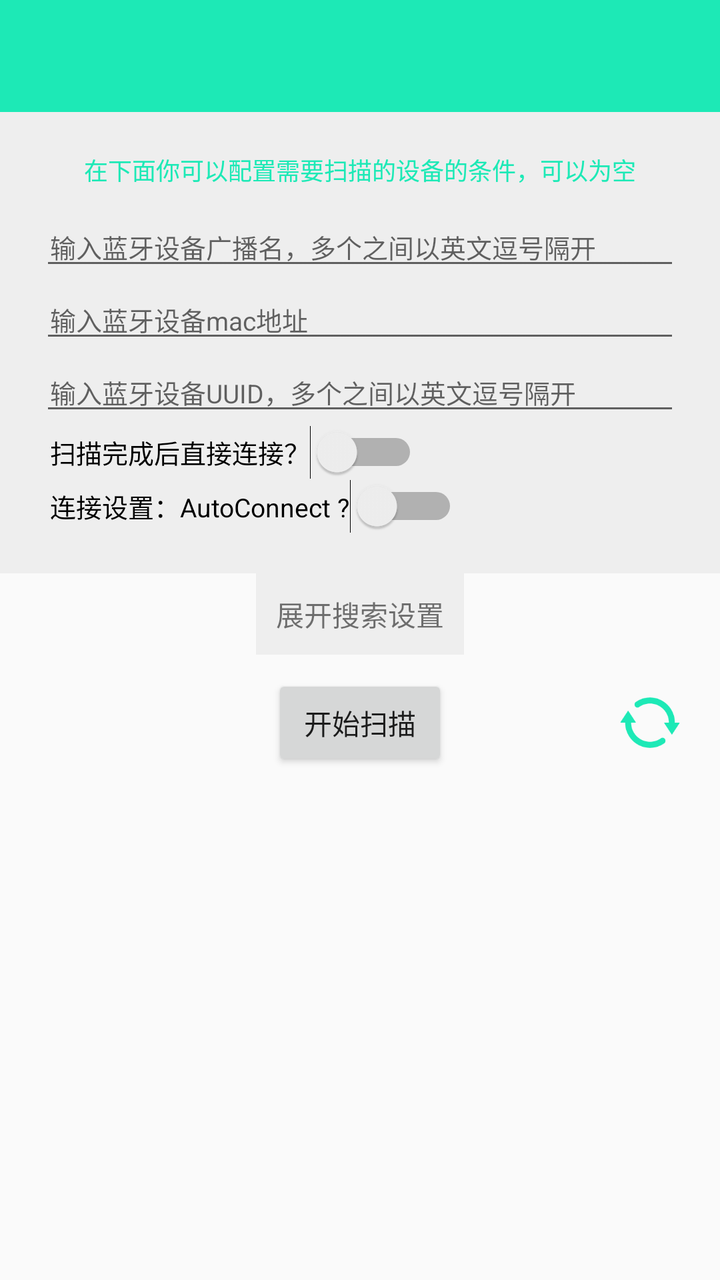
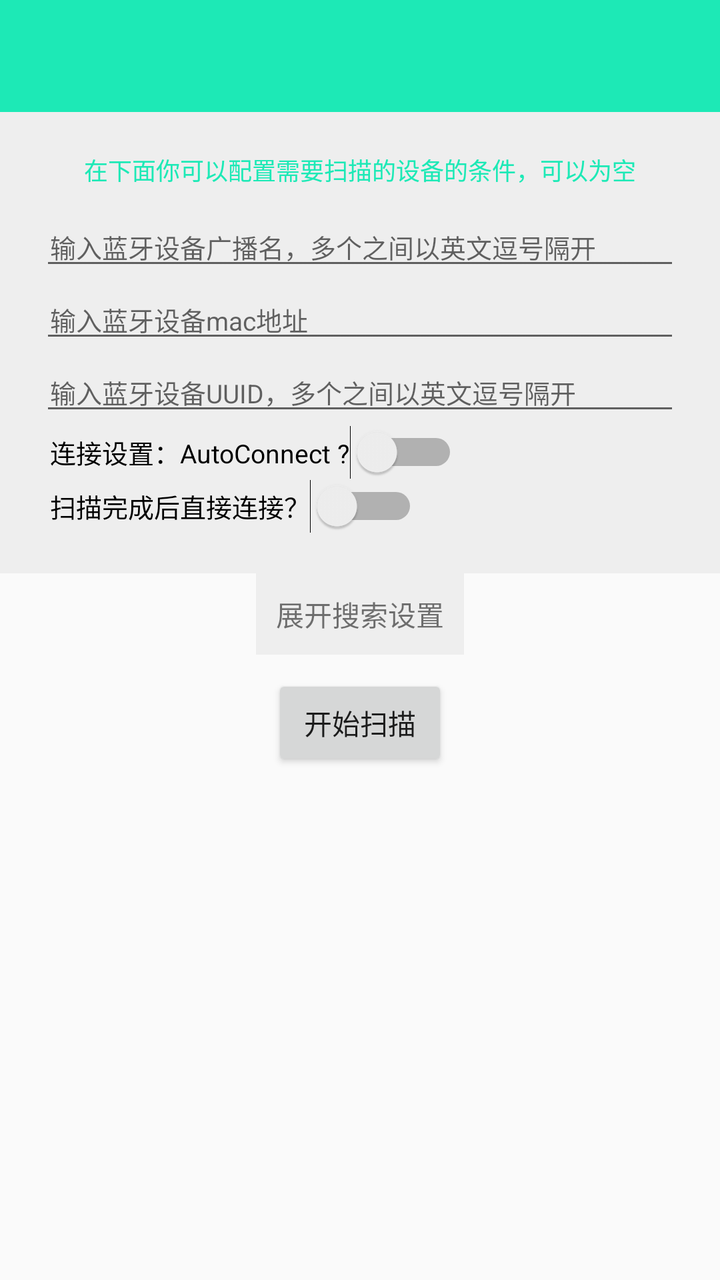

An Android layout rendered at two revisions. The XML below is the earlier revision; the diff shows what the commit changed to produce the second picture.
<!-- AndroidManifest.xml: application theme AppTheme -->
<!-- res/layout/activity_main.xml -->
<?xml version="1.0" encoding="utf-8"?>
<LinearLayout xmlns:android="http://schemas.android.com/apk/res/android"
    xmlns:app="http://schemas.android.com/apk/res-auto"
    android:layout_width="match_parent"
    android:layout_height="wrap_content"
    android:animateLayoutChanges="true"
    android:orientation="vertical">

    <android.support.v7.widget.Toolbar
        android:id="@+id/toolbar"
        android:layout_width="match_parent"
        android:layout_height="?attr/actionBarSize"
        android:background="?attr/colorPrimary"
        android:title="@string/app_name"
        app:titleTextColor="@android:color/white" />

    <LinearLayout
        android:id="@+id/layout_setting"
        android:layout_width="match_parent"
        android:layout_height="wrap_content"
        android:background="#eeeeee"
        android:orientation="vertical"
        android:padding="20dp">

        <TextView
            android:layout_width="wrap_content"
            android:layout_height="wrap_content"
            android:layout_gravity="center_horizontal"
            android:layout_marginBottom="10dp"
            android:focusable="true"
            android:focusableInTouchMode="true"
            android:text="在下面你可以配置需要扫描的设备的条件，可以为空"
            android:textColor="@color/colorPrimaryDark"
            android:textSize="12sp" />

        <EditText
            android:id="@+id/et_name"
            android:layout_width="match_parent"
            android:layout_height="wrap_content"
            android:hint="输入蓝牙设备广播名，多个之间以英文逗号隔开"
            android:paddingLeft="5dp"
            android:paddingRight="5dp"
            android:textSize="13sp" />

        <EditText
            android:id="@+id/et_mac"
            android:layout_width="match_parent"
            android:layout_height="wrap_content"
            android:hint="输入蓝牙设备mac地址"
            android:paddingLeft="5dp"
            android:paddingRight="5dp"
            android:textSize="13sp" />

        <EditText
            android:id="@+id/et_uuid"
            android:layout_width="match_parent"
            android:layout_height="wrap_content"
            android:hint="输入蓝牙设备UUID，多个之间以英文逗号隔开"
            android:paddingLeft="5dp"
            android:paddingRight="5dp"
            android:textSize="13sp" />

        <Switch
            android:id="@+id/sw_1"
            android:layout_width="wrap_content"
            android:layout_height="wrap_content"
            android:layout_weight="1"
            android:paddingLeft="5dp"
            android:paddingRight="5dp"
            android:text="扫描完成后直接连接？"
            android:textSize="13sp" />

        <Switch
            android:id="@+id/sw_2"
            android:layout_width="wrap_content"
            android:layout_height="wrap_content"
            android:layout_weight="1"
            android:paddingLeft="5dp"
            android:paddingRight="5dp"
            android:text="连接设置：AutoConnect ?"
            android:textSize="13sp" />

    </LinearLayout>

    <TextView
        android:id="@+id/txt_setting"
        android:layout_width="wrap_content"
        android:layout_height="wrap_content"
        android:layout_gravity="center_horizontal"
        android:background="#eeeeee"
        android:padding="10dp"
        android:text="展开搜索设置" />

    <RelativeLayout
        android:layout_width="match_parent"
        android:layout_height="wrap_content"
        android:orientation="horizontal"
        android:padding="10dp">

        <Button
            android:id="@+id/btn_scan"
            android:layout_width="wrap_content"
            android:layout_height="wrap_content"
            android:layout_centerInParent="true"
            android:text="开始扫描" />

        <ImageView
            android:id="@+id/img_loading"
            android:layout_width="30dp"
            android:layout_height="30dp"
            android:layout_alignParentRight="true"
            android:layout_centerVertical="true"
            android:layout_marginRight="10dp"
            android:src="@mipmap/ic_loading" />

    </RelativeLayout>

    <ListView
        android:id="@+id/list_device"
        android:layout_width="match_parent"
        android:layout_height="wrap_content"
        android:layout_marginTop="10dp"
        android:divider="@android:color/darker_gray"
        android:dividerHeight="0.5dp"
        android:paddingEnd="10dp"
        android:paddingStart="10dp"
        android:scrollbars="none" />


</LinearLayout>
<!-- resources referenced by this layout -->
<resources>
  <color name="colorPrimaryDark">#1DE9B6</color>
  <!-- mipmap ic_loading: png bitmap (mipmap-xxhdpi, 2972 bytes) -->
  <string name="app_name">FastBLE</string>
  <style name="AppTheme" parent="Theme.AppCompat.Light.NoActionBar">
          <item name="colorPrimary">@color/colorPrimary</item>
          <item name="colorPrimaryDark">@color/colorPrimaryDark</item>
          <item name="colorAccent">@color/colorAccent</item>
      </style>
  <color name="colorPrimary">#1DE9B6</color>
  <color name="colorAccent">#FF5722</color>
</resources>

<!-- the commit's change to res/layout/activity_main.xml (unified diff, before → after) -->
@@ -61,23 +61,23 @@
             android:textSize="13sp" />
 
         <Switch
-            android:id="@+id/sw_1"
+            android:id="@+id/sw_auto"
+            android:layout_width="wrap_content"
+            android:layout_height="wrap_content"
+            android:layout_weight="1"
+            android:paddingLeft="5dp"
+            android:paddingRight="5dp"
+            android:text="连接设置：AutoConnect ?"
+            android:textSize="13sp" />
+
+        <Switch
+            android:id="@+id/sw_connect"
             android:layout_width="wrap_content"
             android:layout_height="wrap_content"
             android:layout_weight="1"
             android:paddingLeft="5dp"
             android:paddingRight="5dp"
             android:text="扫描完成后直接连接？"
-            android:textSize="13sp" />
-
-        <Switch
-            android:id="@+id/sw_2"
-            android:layout_width="wrap_content"
-            android:layout_height="wrap_content"
-            android:layout_weight="1"
-            android:paddingLeft="5dp"
-            android:paddingRight="5dp"
-            android:text="连接设置：AutoConnect ?"
             android:textSize="13sp" />
 
     </LinearLayout>
@@ -111,7 +111,8 @@
             android:layout_alignParentRight="true"
             android:layout_centerVertical="true"
             android:layout_marginRight="10dp"
-            android:src="@mipmap/ic_loading" />
+            android:src="@mipmap/ic_loading"
+            android:visibility="invisible"/>
 
     </RelativeLayout>
 
